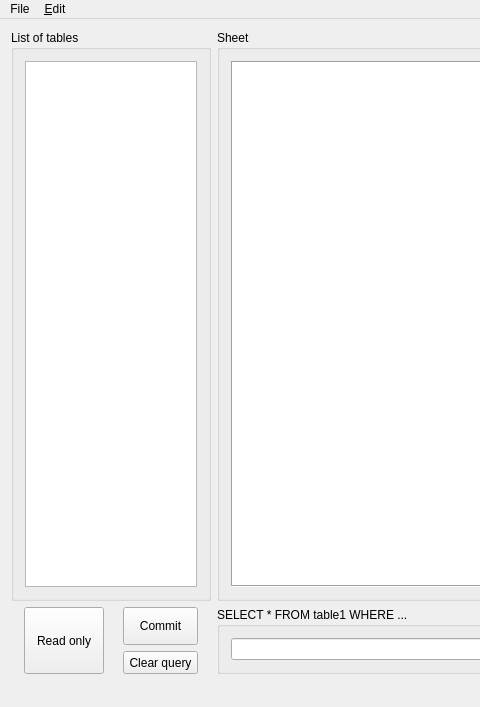
Above: SherlySQLviewer/mainwindow.ui from azieh/SQLviewer before the change; both pictures show x 0 to 480 and y 0 to 707 of the 935 by 707 pixel window. Below: the same form after it.
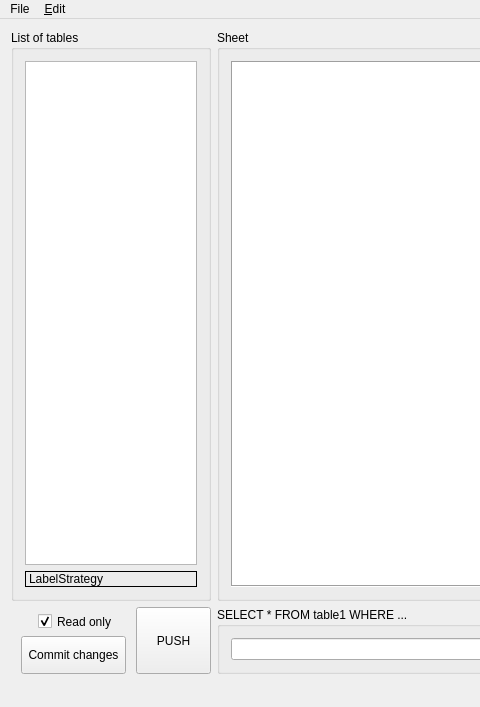
That is the form after the change. Icons and pictures are not drawn.

```diff
--- a/SherlySQLviewer/mainwindow.ui
+++ b/SherlySQLviewer/mainwindow.ui
@@ -73,43 +73,6 @@
       </layout>
      </widget>
     </item>
-    <item row="0" column="0">
-     <widget class="QGroupBox" name="groupBoxTables">
-      <property name="sizePolicy">
-       <sizepolicy hsizetype="Expanding" vsizetype="Expanding">
-        <horstretch>0</horstretch>
-        <verstretch>0</verstretch>
-       </sizepolicy>
-      </property>
-      <property name="maximumSize">
-       <size>
-        <width>200</width>
-        <height>16777215</height>
-       </size>
-      </property>
-      <property name="title">
-       <string>List of tables</string>
-      </property>
-      <layout class="QHBoxLayout" name="horizontalLayout_3">
-       <item>
-        <widget class="QListView" name="listView">
-         <property name="sizePolicy">
-          <sizepolicy hsizetype="Expanding" vsizetype="Expanding">
-           <horstretch>0</horstretch>
-           <verstretch>0</verstretch>
-          </sizepolicy>
-         </property>
-         <property name="maximumSize">
-          <size>
-           <width>200</width>
-           <height>16777215</height>
-          </size>
-         </property>
-        </widget>
-       </item>
-      </layout>
-     </widget>
-    </item>
     <item row="2" column="1" colspan="2">
      <widget class="QGroupBox" name="groupBoxQueryWhere">
       <property name="autoFillBackground">
@@ -154,59 +117,176 @@
     </item>
     <item row="2" column="0">
      <layout class="QHBoxLayout" name="horizontalLayout">
+      <property name="spacing">
+       <number>0</number>
+      </property>
       <item>
-       <widget class="QPushButton" name="pushReadOnly">
+       <layout class="QVBoxLayout" name="verticalLayout1" stretch="0,0">
+        <property name="spacing">
+         <number>0</number>
+        </property>
+        <property name="leftMargin">
+         <number>0</number>
+        </property>
+        <property name="topMargin">
+         <number>0</number>
+        </property>
+        <property name="rightMargin">
+         <number>0</number>
+        </property>
+        <property name="bottomMargin">
+         <number>0</number>
+        </property>
+        <item>
+         <layout class="QHBoxLayout" name="horizontalLayout_6">
+          <property name="topMargin">
+           <number>0</number>
+          </property>
+          <item>
+           <spacer name="horizontalSpacer">
+            <property name="orientation">
+             <enum>Qt::Horizontal</enum>
+            </property>
+            <property name="sizeType">
+             <enum>QSizePolicy::Maximum</enum>
+            </property>
+            <property name="sizeHint" stdset="0">
+             <size>
+              <width>27</width>
+              <height>1</height>
+             </size>
+            </property>
+           </spacer>
+          </item>
+          <item>
+           <widget class="QCheckBox" name="checkReadOnly">
         <property name="sizePolicy">
-         <sizepolicy hsizetype="Fixed" vsizetype="Preferred">
+             <sizepolicy hsizetype="Minimum" vsizetype="Minimum">
           <horstretch>0</horstretch>
           <verstretch>0</verstretch>
          </sizepolicy>
         </property>
-        <property name="maximumSize">
-         <size>
-          <width>16777215</width>
-          <height>70</height>
-         </size>
-        </property>
         <property name="layoutDirection">
          <enum>Qt::LeftToRight</enum>
         </property>
+            <property name="autoFillBackground">
+             <bool>false</bool>
+            </property>
         <property name="text">
          <string>Read only</string>
         </property>
-       </widget>
-      </item>
+            <property name="checked">
+             <bool>true</bool>
+            </property>
+           </widget>
+          </item>
+         </layout>
+        </item>
       <item>
-       <layout class="QVBoxLayout" name="verticalLayout1">
+         <layout class="QHBoxLayout" name="horizontalLayout_4">
+          <property name="spacing">
+           <number>0</number>
+          </property>
         <item>
-         <widget class="QPushButton" name="pushQueryButton">
+           <spacer name="verticalSpacer">
+            <property name="orientation">
+             <enum>Qt::Vertical</enum>
+            </property>
+            <property name="sizeType">
+             <enum>QSizePolicy::Minimum</enum>
+            </property>
+            <property name="sizeHint" stdset="0">
+             <size>
+              <width>1</width>
+              <height>38</height>
+             </size>
+            </property>
+           </spacer>
+          </item>
+          <item>
+           <widget class="QPushButton" name="pushCommitButton">
           <property name="maximumSize">
            <size>
-            <width>75</width>
+              <width>105</width>
             <height>53</height>
            </size>
           </property>
           <property name="text">
-           <string>Commit</string>
+             <string>Commit changes</string>
           </property>
          </widget>
         </item>
+         </layout>
+        </item>
+       </layout>
+      </item>
         <item>
-         <widget class="QPushButton" name="pushClearButton">
+       <widget class="QPushButton" name="pushPushButton">
           <property name="maximumSize">
            <size>
             <width>75</width>
-            <height>23</height>
+          <height>75</height>
            </size>
           </property>
           <property name="text">
-           <string>Clear query</string>
-          </property>
+         <string>PUSH</string>
+        </property>
+        <property name="checkable">
+         <bool>false</bool>
+        </property>
+        <property name="checked">
+         <bool>false</bool>
+        </property>
          </widget>
         </item>
        </layout>
       </item>
-     </layout>
+    <item row="0" column="0">
+     <widget class="QGroupBox" name="groupBoxTables">
+      <property name="sizePolicy">
+       <sizepolicy hsizetype="Expanding" vsizetype="Expanding">
+        <horstretch>0</horstretch>
+        <verstretch>0</verstretch>
+       </sizepolicy>
+      </property>
+      <property name="maximumSize">
+       <size>
+        <width>200</width>
+        <height>16777215</height>
+       </size>
+      </property>
+      <property name="title">
+       <string>List of tables</string>
+      </property>
+      <layout class="QVBoxLayout" name="verticalLayout_10">
+       <item>
+        <widget class="QListView" name="listView">
+         <property name="sizePolicy">
+          <sizepolicy hsizetype="Expanding" vsizetype="Expanding">
+           <horstretch>0</horstretch>
+           <verstretch>0</verstretch>
+          </sizepolicy>
+         </property>
+         <property name="maximumSize">
+          <size>
+           <width>200</width>
+           <height>16777215</height>
+          </size>
+         </property>
+        </widget>
+       </item>
+       <item>
+        <widget class="QLabel" name="labelStrategy">
+         <property name="frameShape">
+          <enum>QFrame::Panel</enum>
+         </property>
+         <property name="text">
+          <string>LabelStrategy</string>
+         </property>
+        </widget>
+       </item>
+      </layout>
+     </widget>
     </item>
    </layout>
   </widget>
```
Lines whose indentation alone changed are shown as unchanged.
